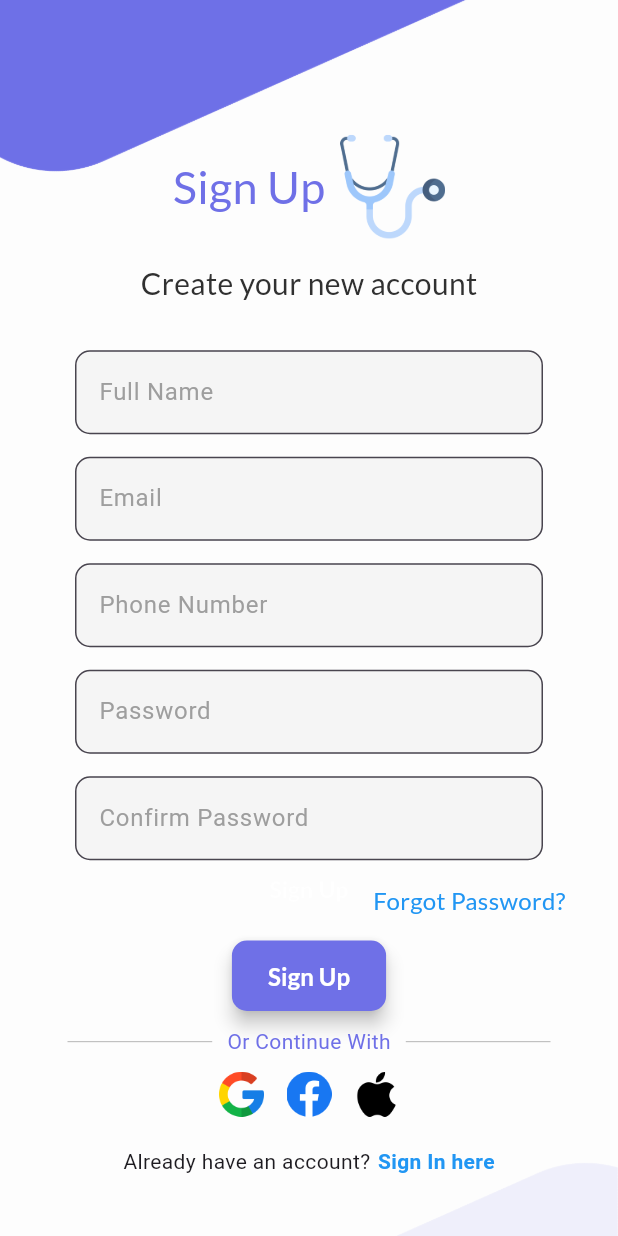
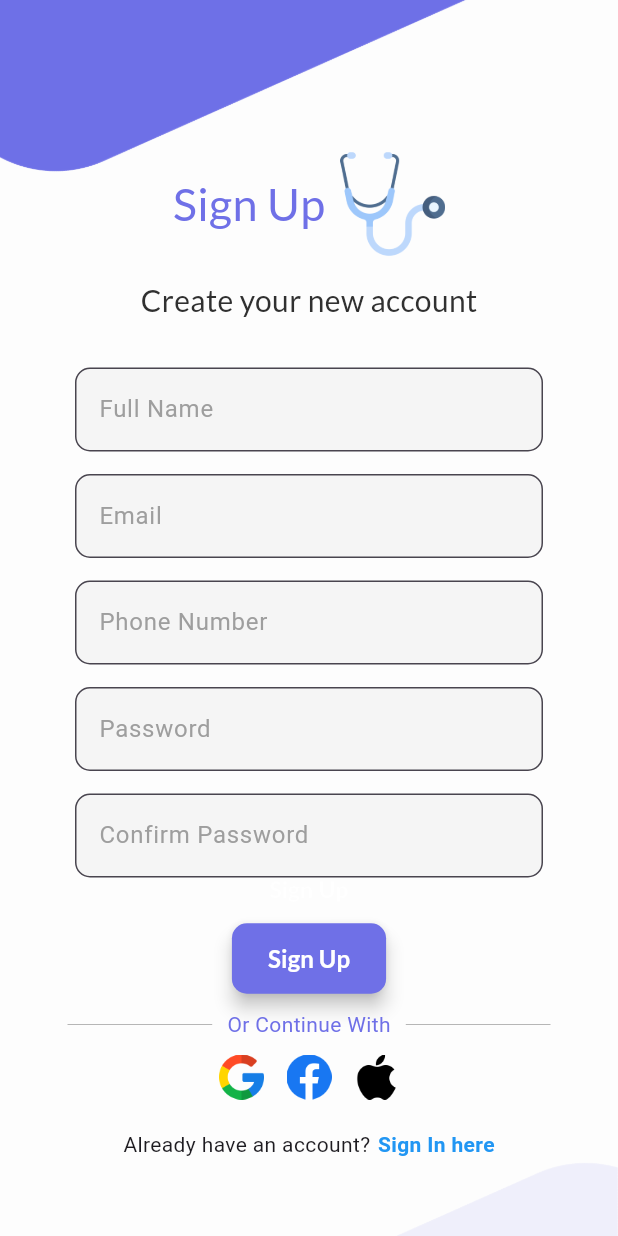
Before and after one commit to AayushGhising/capstone-project-frontend, a Flutter app: the SignUp screen opened directly, on a phone screen of 412 x 824 dp. Run offline on Flutter 3.47's test engine with Material 3 defaults, Android fonts, the phone set to English and light mode, and no system bars; our stand-ins replace animated_splash_screen, smooth_page_indicator.

Commit message:
made some minor changes

```diff
--- a/capstone_project/lib/main.dart
+++ b/capstone_project/lib/main.dart
@@ -2,6 +2,7 @@ import 'package:flutter/material.dart';
 import 'package:capstone_project/loading_screen.dart';
 // ignore: unused_import
 import 'package:capstone_project/signin_signup_screen.dart';
+// ignore: unused_import
 import 'package:capstone_project/home_page.dart';
 
 void main() {
--- a/capstone_project/lib/sign_up.dart
+++ b/capstone_project/lib/sign_up.dart
@@ -104,23 +104,7 @@ class SignUp extends StatelessWidget {
                         controller: confirmPasswordController,
                         hintText: 'Confirm Password',
                         obscureText: true),
-                    //forgot password
-                    const Padding(
-                      padding: EdgeInsets.all(15.0),
-                      child: Row(
-                        mainAxisAlignment: MainAxisAlignment.end,
-                        children: [
-                          Text(
-                            'Forgot Password?',
-                            style: TextStyle(
-                              color: Colors.blue,
-                              fontFamily: 'Lato',
-                              fontSize: 16,
-                            ),
-                          ),
-                        ],
-                      ),
-                    ),
+                    const SizedBox(height: 30),
                     IntrinsicWidth(
                       child: MyButton(
                         onPressed: () => signUserUp(context),
@@ -128,7 +112,6 @@ class SignUp extends StatelessWidget {
                       ),
                     ),
                     //or continue with
-
                     const SizedBox(height: 10),
                     const Padding(
                       padding: EdgeInsets.symmetric(horizontal: 25.0),
```
